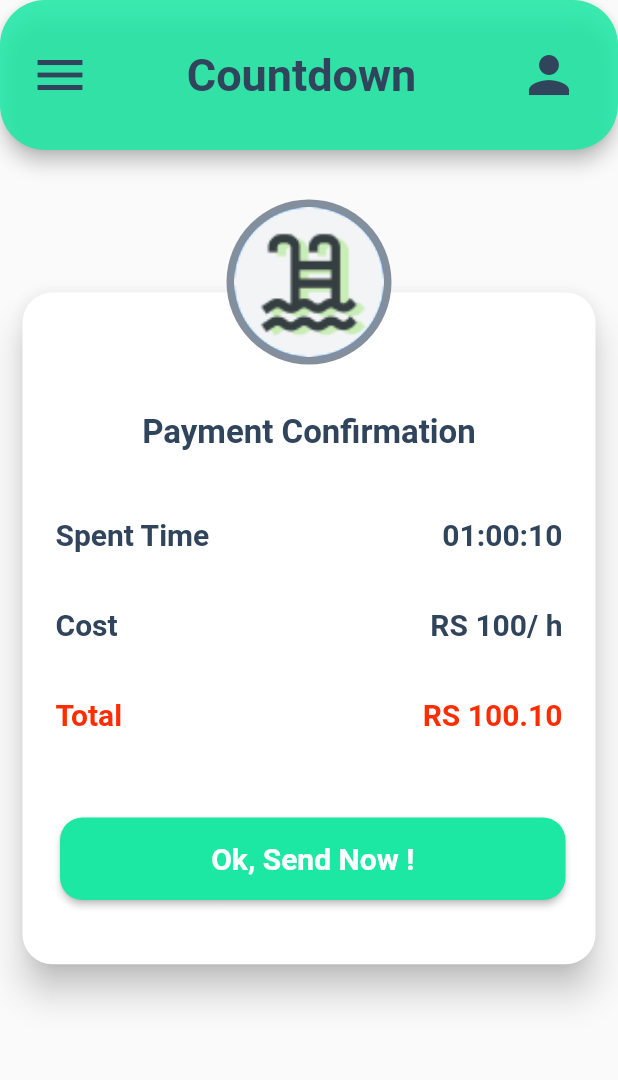
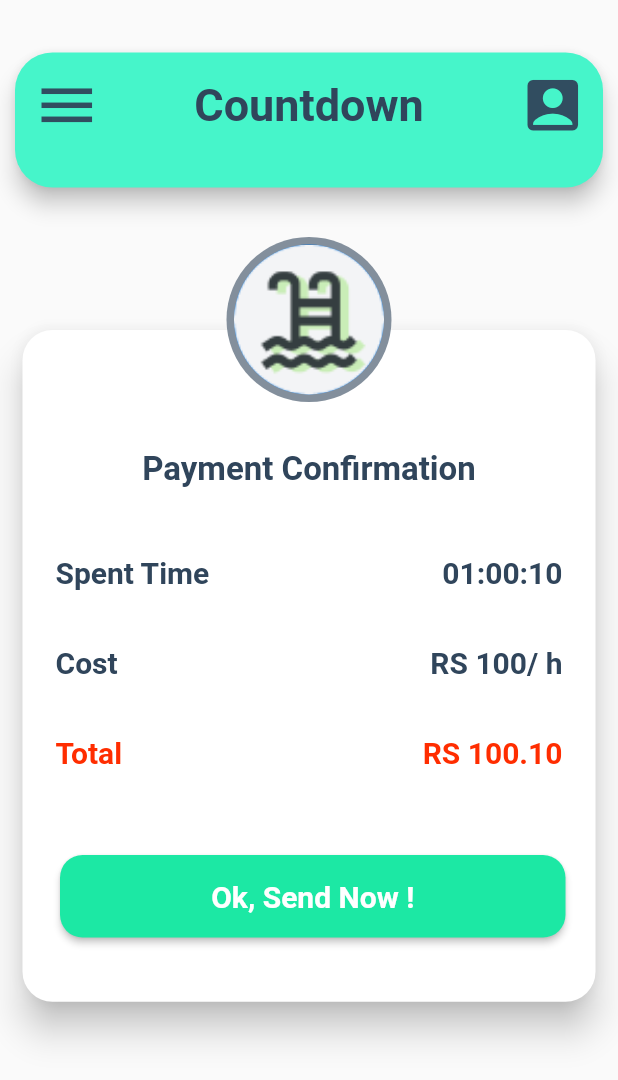
Before and after one commit to HMAHD/unifit, a Flutter app: the CountPool screen opened directly, on a phone screen of 412 x 824 dp. Shown: the top 1080 px of the screen. Run offline on Flutter 3.47's test engine with Material 2 defaults, Android fonts, the phone set to English and light mode, and no system bars; our stand-ins replace hexcolor, logger; missing offline and left inert: nowa_runtime, qr_code_scanner; Roboto replaces fonts that are missing (Poppins).

Commit message:
Update countdown_poolpayment.dart

```diff
--- a/lib/pages/countdown_pool_payment.dart
+++ b/lib/pages/countdown_pool_payment.dart
@@ -1,5 +1,6 @@
 import 'package:flutter/material.dart';
 import 'package:hexcolor/hexcolor.dart';
+import 'package:unifit/pages/user_profile.dart';
 
 class CountPool extends StatefulWidget {
   const CountPool({super.key});
@@ -14,61 +15,11 @@
     double width = MediaQuery.of(context).size.width;
     double height = MediaQuery.of(context).size.height;
     return Scaffold(
-      appBar: AppBar(
-        backgroundColor: const Color.fromARGB(220, 28, 232, 164),
-        toolbarHeight: 100,
-        elevation: 5,
-        shape: const RoundedRectangleBorder(
-          borderRadius: BorderRadius.only(
-            topLeft: Radius.circular(30),
-            topRight: Radius.circular(30),
-            bottomRight: Radius.circular(30),
-            bottomLeft: Radius.circular(30),
-          ),
-        ),
-        leading: Padding(
-          padding: const EdgeInsets.all(20.0),
-          child: GestureDetector(
-            onTap: () {},
-            child: const Icon(
-              Icons.menu,
-              size: 40,
-              color: Color.fromRGBO(48, 69, 91, 1.000),
-            ),
-          ),
-        ),
-        title: const Center(
-          child: Text(
-            'Countdown',
-            style: TextStyle(
-              fontWeight: FontWeight.bold,
-              color: Color.fromRGBO(48, 69, 91, 1.000),
-              fontSize: 30,
-              fontFamily: 'Poppins',
-            ),
-          ),
-        ),
-        actions: [
-          Row(
+      body: Column(
         children: [
-              Container(
-                height: 40,
-                width: 40,
-                alignment: Alignment.center,
-                child: const Icon(
-                  Icons.person,
-                  size: 40,
-                  color: Color.fromRGBO(48, 69, 91, 1.000),
-                ),
-              ),
-              const SizedBox(
-                width: 26,
-              ),
-            ],
-          )
-        ],
-      ),
-      body: Stack(
+          const SizedBox(height: 35),
+          getCustomAppBar(context),
+          Stack(
             children: [
               Padding(
                 padding: const EdgeInsets.only(top: 85),
@@ -83,7 +34,8 @@
                             child: Card(
                                 margin: const EdgeInsets.only(top: 10),
                                 elevation: 10,
-                            color: const Color.fromRGBO(255, 255, 255, 1.000),
+                                color:
+                                    const Color.fromRGBO(255, 255, 255, 1.000),
                                 shape: RoundedRectangleBorder(
                                   borderRadius: BorderRadius.circular(20),
                                 ),
@@ -97,7 +49,8 @@
                                         'Payment Confirmation',
                                         style: TextStyle(
                                           fontWeight: FontWeight.bold,
-                                      color: Color.fromRGBO(48, 69, 91, 1.000),
+                                          color:
+                                              Color.fromRGBO(48, 69, 91, 1.000),
                                           fontSize: 22,
                                           fontFamily: 'Poppins',
                                         ),
@@ -111,7 +64,8 @@
                                       'Spent Time',
                                       style: TextStyle(
                                         fontWeight: FontWeight.bold,
-                                    color: Color.fromRGBO(48, 69, 91, 1.000),
+                                        color:
+                                            Color.fromRGBO(48, 69, 91, 1.000),
                                         fontSize: 20,
                                         fontFamily: 'Poppins',
                                       ),
@@ -124,7 +78,8 @@
                                       '01:00:10',
                                       style: TextStyle(
                                         fontWeight: FontWeight.bold,
-                                    color: Color.fromRGBO(48, 69, 91, 1.000),
+                                        color:
+                                            Color.fromRGBO(48, 69, 91, 1.000),
                                         fontSize: 20,
                                         fontFamily: 'Poppins',
                                       ),
@@ -137,7 +92,8 @@
                                       'Cost',
                                       style: TextStyle(
                                         fontWeight: FontWeight.bold,
-                                    color: Color.fromRGBO(48, 69, 91, 1.000),
+                                        color:
+                                            Color.fromRGBO(48, 69, 91, 1.000),
                                         fontSize: 20,
                                         fontFamily: 'Poppins',
                                       ),
@@ -150,7 +106,8 @@
                                       'RS 100/ h',
                                       style: TextStyle(
                                         fontWeight: FontWeight.bold,
-                                    color: Color.fromRGBO(48, 69, 91, 1.000),
+                                        color:
+                                            Color.fromRGBO(48, 69, 91, 1.000),
                                         fontSize: 20,
                                         fontFamily: 'Poppins',
                                       ),
@@ -195,7 +152,8 @@
                                           backgroundColor: const Color.fromRGBO(
                                               28, 232, 164, 1.000),
                                           shape: RoundedRectangleBorder(
-                                        borderRadius: BorderRadius.circular(15),
+                                            borderRadius:
+                                                BorderRadius.circular(15),
                                           ),
                                         ),
                                         child: Text(
@@ -232,6 +190,74 @@
               ),
             ],
           ),
+        ],
+      ),
     );
   }
 }
+
+PreferredSizeWidget getCustomAppBar(BuildContext context) {
+  return PreferredSize(
+    preferredSize:
+        const Size.fromHeight(140.0), // Set the preferred height for the AppBar
+    child: Padding(
+      padding: const EdgeInsets.symmetric(
+        horizontal: 10.0,
+      ),
+      child: AppBar(
+        leading: IconButton(
+          padding: const EdgeInsets.only(left: 12, bottom: 20),
+          icon: const Icon(
+            Icons.menu,
+            color: Color.fromRGBO(48, 69, 91, 1.000),
+            size: 45,
+          ),
+          tooltip: 'menu Icon',
+          onPressed: () {},
+        ),
+        title: const Padding(
+          padding: EdgeInsets.only(bottom: 20),
+          child: Text(
+            "Countdown",
+            style: TextStyle(
+              color: Color.fromRGBO(48, 69, 91, 1.000),
+              fontSize: 30.0,
+              fontWeight: FontWeight.bold,
+            ),
+          ),
+        ),
+        actions: <Widget>[
+          IconButton(
+            padding: const EdgeInsets.only(right: 32.0, bottom: 20),
+            icon: const Icon(
+              Icons.account_box,
+              color: Color.fromRGBO(48, 69, 91, 1.000),
+              size: 45,
+            ),
+            tooltip: 'Account Icon',
+            onPressed: () {
+              Navigator.push(
+                context,
+                MaterialPageRoute(builder: (context) => const UserProfile()),
+              );
+            },
+          ),
+        ],
+        titleSpacing: 0,
+        centerTitle: true,
+        toolbarHeight: 90,
+        toolbarOpacity: 0.8,
+        shape: const RoundedRectangleBorder(
+          borderRadius: BorderRadius.only(
+            topLeft: Radius.circular(25),
+            topRight: Radius.circular(25),
+            bottomRight: Radius.circular(25),
+            bottomLeft: Radius.circular(25),
+          ),
+        ),
+        elevation: 6.0,
+        backgroundColor: const Color.fromRGBO(70, 245, 202, 1),
+      ),
+    ),
+  );
+}
```
Lines whose indentation alone changed are shown as unchanged.
